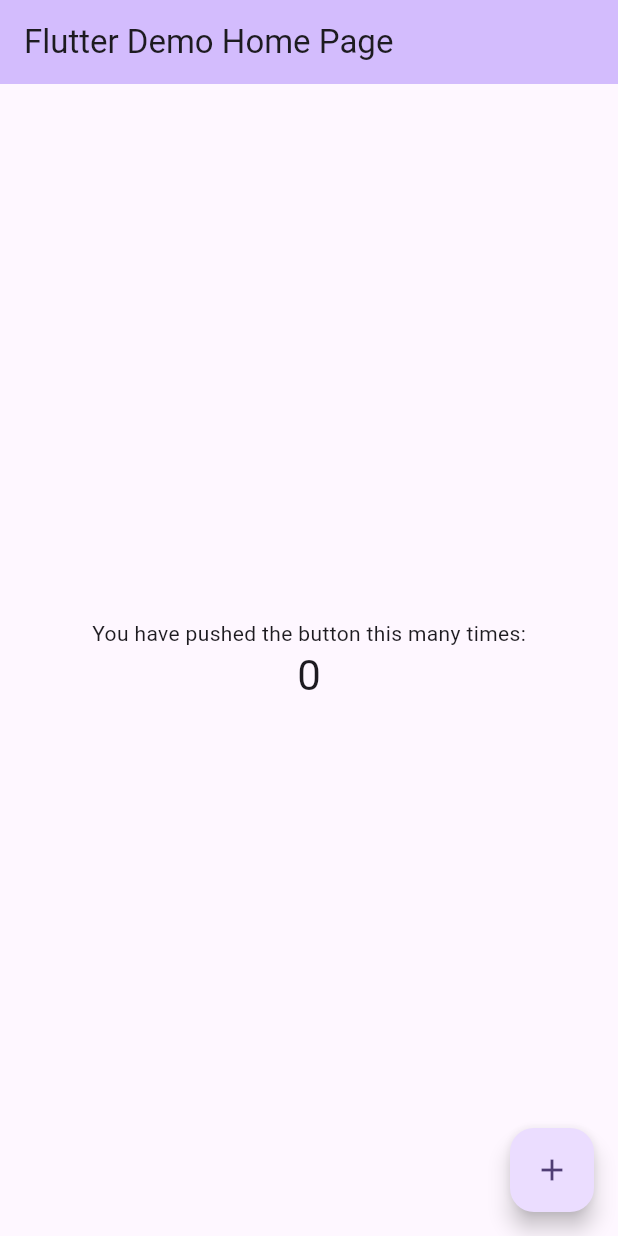
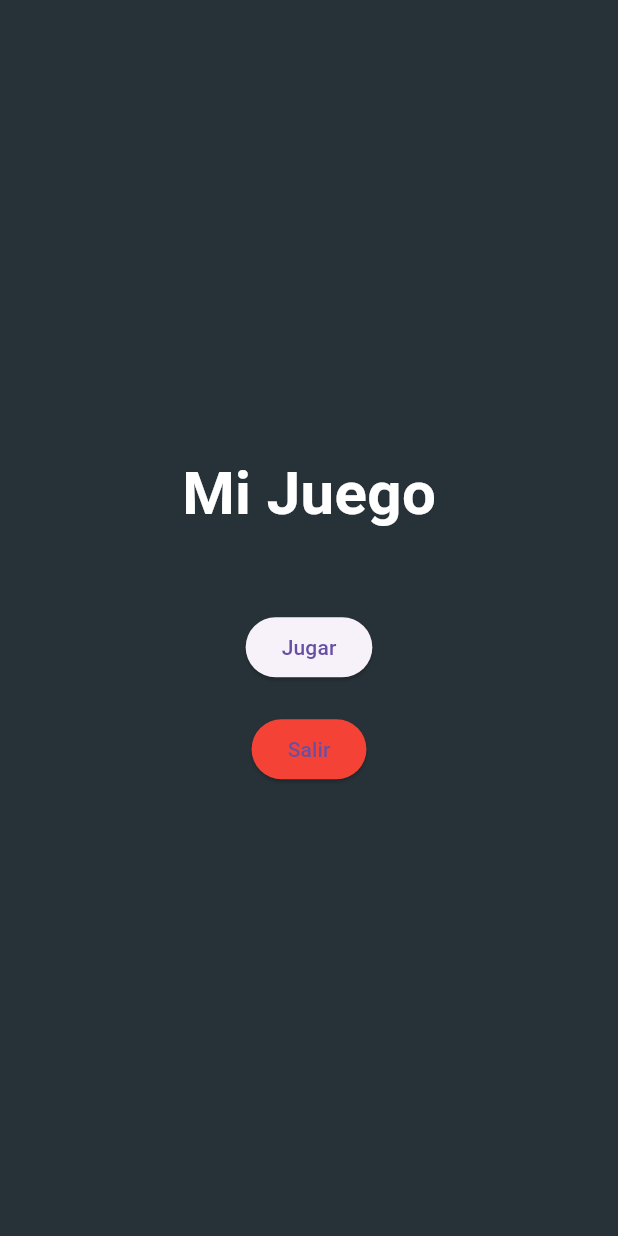
Before and after one commit to thecorpsebutcher/Moviles_P2, a Flutter app: the screen it shows after launch, on a phone screen of 412 x 824 dp. Run offline on Flutter 3.47's test engine with Material 3 defaults, Android fonts, the light colour scheme and no system bars.

Commit message:
prueba pantallas

```diff
--- a/juego_flutter/lib/main.dart
+++ b/juego_flutter/lib/main.dart
@@ -1,121 +1,78 @@
 import 'package:flutter/material.dart';
+import 'dart:io';
 
 void main() {
-  runApp(const MyApp());
+  runApp(MyGameApp());
 }
 
-class MyApp extends StatelessWidget {
-  const MyApp({super.key});
-
-  // This widget is the root of your application.
+class MyGameApp extends StatelessWidget {
   @override
   Widget build(BuildContext context) {
     return MaterialApp(
-      title: 'Flutter Demo',
-      theme: ThemeData(
-        // This is the theme of your application.
-        //
-        // TRY THIS: Try running your application with "flutter run". You'll see
-        // the application has a purple toolbar. Then, without quitting the app,
-        // try changing the seedColor in the colorScheme below to Colors.green
-        // and then invoke "hot reload" (save your changes or press the "hot
-        // reload" button in a Flutter-supported IDE, or press "r" if you used
-        // the command line to start the app).
-        //
-        // Notice that the counter didn't reset back to zero; the application
-        // state is not lost during the reload. To reset the state, use hot
-        // restart instead.
-        //
-        // This works for code too, not just values: Most code changes can be
-        // tested with just a hot reload.
-        colorScheme: .fromSeed(seedColor: Colors.deepPurple),
-      ),
-      home: const MyHomePage(title: 'Flutter Demo Home Page'),
+      debugShowCheckedModeBanner: false,
+      title: 'Juego Flutter',
+      home: MenuScreen(),
     );
   }
 }
 
-class MyHomePage extends StatefulWidget {
-  const MyHomePage({super.key, required this.title});
-
-  // This widget is the home page of your application. It is stateful, meaning
-  // that it has a State object (defined below) that contains fields that affect
-  // how it looks.
-
-  // This class is the configuration for the state. It holds the values (in this
-  // case the title) provided by the parent (in this case the App widget) and
-  // used by the build method of the State. Fields in a Widget subclass are
-  // always marked "final".
-
-  final String title;
-
-  @override
-  State<MyHomePage> createState() => _MyHomePageState();
-}
-
-class _MyHomePageState extends State<MyHomePage> {
-  int _counter = 0;
-
-  void _incrementCounter() {
-    setState(() {
-      // This call to setState tells the Flutter framework that something has
-      // changed in this State, which causes it to rerun the build method below
-      // so that the display can reflect the updated values. If we changed
-      // _counter without calling setState(), then the build method would not be
-      // called again, and so nothing would appear to happen.
-      _counter++;
-    });
-  }
-
+class MenuScreen extends StatelessWidget {
   @override
   Widget build(BuildContext context) {
-    // This method is rerun every time setState is called, for instance as done
-    // by the _incrementCounter method above.
-    //
-    // The Flutter framework has been optimized to make rerunning build methods
-    // fast, so that you can just rebuild anything that needs updating rather
-    // than having to individually change instances of widgets.
     return Scaffold(
-      appBar: AppBar(
-        // TRY THIS: Try changing the color here to a specific color (to
-        // Colors.amber, perhaps?) and trigger a hot reload to see the AppBar
-        // change color while the other colors stay the same.
-        backgroundColor: Theme.of(context).colorScheme.inversePrimary,
-        // Here we take the value from the MyHomePage object that was created by
-        // the App.build method, and use it to set our appbar title.
-        title: Text(widget.title),
-      ),
+      backgroundColor: Colors.blueGrey[900],
       body: Center(
-        // Center is a layout widget. It takes a single child and positions it
-        // in the middle of the parent.
         child: Column(
-          // Column is also a layout widget. It takes a list of children and
-          // arranges them vertically. By default, it sizes itself to fit its
-          // children horizontally, and tries to be as tall as its parent.
-          //
-          // Column has various properties to control how it sizes itself and
-          // how it positions its children. Here we use mainAxisAlignment to
-          // center the children vertically; the main axis here is the vertical
-          // axis because Columns are vertical (the cross axis would be
-          // horizontal).
-          //
-          // TRY THIS: Invoke "debug painting" (choose the "Toggle Debug Paint"
-          // action in the IDE, or press "p" in the console), to see the
-          // wireframe for each widget.
-          mainAxisAlignment: .center,
+          mainAxisAlignment: MainAxisAlignment.center,
           children: [
-            const Text('You have pushed the button this many times:'),
             Text(
-              '$_counter',
-              style: Theme.of(context).textTheme.headlineMedium,
+              "Mi Juego",
+              style: TextStyle(
+                color: Colors.white,
+                fontSize: 40,
+                fontWeight: FontWeight.bold,
+              ),
+            ),
+            SizedBox(height: 50),
+
+            // Botón JUGAR
+            ElevatedButton(
+              onPressed: () {
+                Navigator.push(
+                  context,
+                  MaterialPageRoute(builder: (context) => GameScreen()),
+                );
+              },
+              child: Text("Jugar"),
+            ),
+
+            SizedBox(height: 20),
+
+            // Botón SALIR
+            ElevatedButton(
+              onPressed: () {
+                exit(0); // Cierra la app
+              },
+              style: ElevatedButton.styleFrom(backgroundColor: Colors.red),
+              child: Text("Salir"),
             ),
           ],
         ),
       ),
-      floatingActionButton: FloatingActionButton(
-        onPressed: _incrementCounter,
-        tooltip: 'Increment',
-        child: const Icon(Icons.add),
+    );
+  }
+}
+
+class GameScreen extends StatelessWidget {
+  @override
+  Widget build(BuildContext context) {
+    return Scaffold(
+      backgroundColor: Colors.black87,
+      body: Center(
+        child: Text(
+          "Pantalla de Juego",
+          style: TextStyle(color: Colors.white, fontSize: 30),
+        ),
       ),
     );
   }
```
Also changed, not shown: 1 other file.
